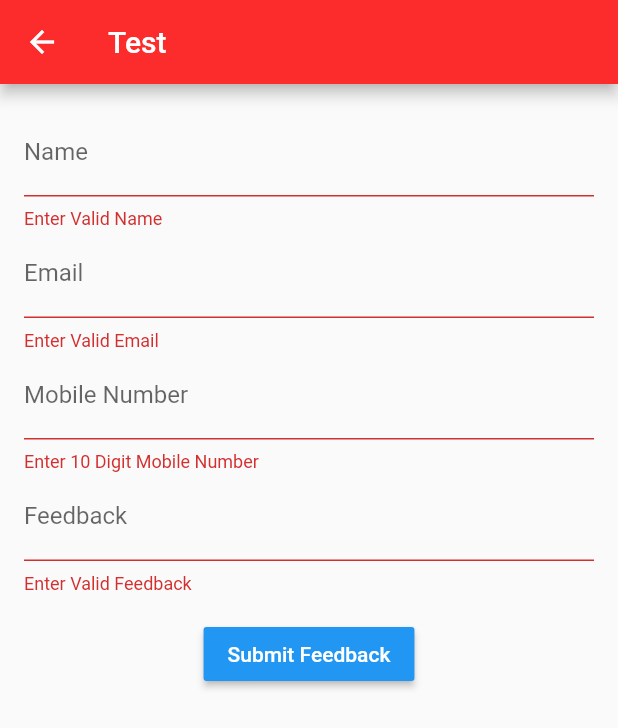
After one commit to diegojuan2104/FranjaRojapp, a Flutter app: the Test screen opened by its route, after a tap on "Submit Feedback", on a phone screen of 412 x 824 dp. The commit adds this screen. Shown: the top 728 px of the screen. Run offline on Flutter 3.47's test engine with Material 2 defaults, Android fonts, the phone set to English and light mode, and no system bars; our stand-ins replace carousel_slider, cloud_firestore, firebase_auth, firebase_core, flutter_spinkit, google_sign_in and 1 more; accounts and stored records are empty.

Commit message:
logo implemented, test google sheets implemented, but it fails

```diff
--- /dev/null
+++ b/lib/models/Test.dart
@@ -0,0 +1,22 @@
+/// FeedbackForm is a data class which stores data fields of Feedback.
+class FeedbackForm {
+  String name;
+  String email;
+  String mobileNo;
+  String feedback;
+
+  FeedbackForm(this.name, this.email, this.mobileNo, this.feedback);
+
+  factory FeedbackForm.fromJson(dynamic json) {
+    return FeedbackForm("${json['name']}", "${json['email']}",
+        "${json['mobileNo']}", "${json['feedback']}");
+  }
+
+  // Method to make GET parameters.
+  Map toJson() => {
+        'name': name,
+        'email': email,
+        'mobileNo': mobileNo,
+        'feedback': feedback
+      };
+}
--- a/lib/screens/main.dart
+++ b/lib/screens/main.dart
@@ -10,6 +10,7 @@ import 'package:franja_rojapp/screens/menu/home.dart';
 import 'package:franja_rojapp/screens/initial_screens/big_button_page.dart';
 import 'package:franja_rojapp/screens/authentication/login.dart';
 import 'package:franja_rojapp/screens/menu/question.dart';
+import 'package:franja_rojapp/screens/test.dart';
 import 'package:franja_rojapp/services/auth.dart';
 import 'package:franja_rojapp/screens/initial_screens/splash_screen.dart';
 import 'package:flutter/services.dart';
@@ -96,6 +97,8 @@ class MyApp extends StatelessWidget {
                   return Glossary();
                 case "/about":
                   return AboutFranjaRoja();
+                case "/test":
+                  return Test();
               }
             });
           }),
--- a/lib/screens/menu/about_franja_roja.dart
+++ b/lib/screens/menu/about_franja_roja.dart
@@ -1,4 +1,5 @@
 import 'package:flutter/material.dart';
+import 'package:franja_rojapp/components/main_appbar.dart';
 import 'package:url_launcher/url_launcher.dart';
 
 class AboutFranjaRoja extends StatelessWidget {
@@ -7,11 +8,13 @@ class AboutFranjaRoja extends StatelessWidget {
   Widget build(BuildContext context) {
     final queryData = MediaQuery.of(context);
     return Scaffold(
-        body: Column(
+        appBar: MainAppBar(),
+        body: SingleChildScrollView(
+          child: Column(
             mainAxisAlignment: MainAxisAlignment.start,
             children: <Widget>[
               SizedBox(
-          height: queryData.size.height * 0.15,
+                height: queryData.size.height * 0.05,
               ),
               Padding(
                   padding: const EdgeInsets.all(10.0),
@@ -60,19 +63,22 @@ Está direccionado a construir un diagnóstico que será base para la creación
               IconButton(
                 icon: Image.asset('assets/images/instagram.png'),
                 iconSize: 50,
-          onPressed: ()async  {
+                onPressed: () async {
                   const url = "https://www.instagram.com/franja.roja/?hl=es-la";
-            if(await canLaunch(url)){
+                  if (await canLaunch(url)) {
                     await launch(url);
-            }else{
+                  } else {
                     throw "Could not launch $url";
                   }
                 },
               ),
             ],
+          ),
         ));
   }
 
   Future _launchURL() async =>
-    await canLaunch("https://www.instagram.com/franja.roja/?hl=es-la") ? await launch("https://www.instagram.com/franja.roja/?hl=es-la") : throw 'Could not launch URL';
+      await canLaunch("https://www.instagram.com/franja.roja/?hl=es-la")
+          ? await launch("https://www.instagram.com/franja.roja/?hl=es-la")
+          : throw 'Could not launch URL';
 }
--- a/lib/screens/menu/home.dart
+++ b/lib/screens/menu/home.dart
@@ -76,7 +76,8 @@ class _HomeState extends State<Home> {
                               title: "Tendedero",
                               icon: Icons.flag,
                               warna: Colors.red,
-                              action: null),
+                              action:  () =>
+                                  {Navigator.pushNamed(context, "/test")}),
                           GridMenu(
                               title: "Glosario Rojo",
                               icon: Icons.book,
--- /dev/null
+++ b/lib/screens/test.dart
@@ -0,0 +1,147 @@
+import 'package:flutter/material.dart';
+import 'package:franja_rojapp/models/Test.dart';
+import 'package:franja_rojapp/services/FormController.dart';
+
+
+class Test extends StatefulWidget {
+  Test({Key key}) : super(key: key);
+
+  final String title ="Test";
+
+  @override
+  _TestState createState() => _TestState();
+}
+
+class _TestState extends State<Test> {
+
+  final _formKey = GlobalKey<FormState>();
+  final _scaffoldKey = GlobalKey<ScaffoldState>();
+
+  // TextField Controllers
+  TextEditingController nameController = TextEditingController();
+  TextEditingController emailController = TextEditingController();
+  TextEditingController mobileNoController = TextEditingController();
+  TextEditingController feedbackController = TextEditingController();
+
+  // Method to Submit Feedback and save it in Google Sheets
+  void _submitForm() {
+    // Validate returns true if the form is valid, or false
+    // otherwise.
+    if (_formKey.currentState.validate()) {
+      // If the form is valid, proceed.
+      FeedbackForm feedbackForm = FeedbackForm(
+          nameController.text,
+          emailController.text,
+          mobileNoController.text,
+          feedbackController.text);
+
+      FormController formController = FormController();
+
+      _showSnackbar("Submitting Feedback");
+
+      // Submit 'feedbackForm' and save it in Google Sheets.
+      formController.submitForm(feedbackForm, (String response) {
+        print("Response: $response");
+        if (response == FormController.STATUS_SUCCESS) {
+          // Feedback is saved succesfully in Google Sheets.
+          _showSnackbar("Feedback Submitted");
+        } else {
+          // Error Occurred while saving data in Google Sheets.
+          _showSnackbar("Error Occurred!");
+        }
+      });
+    }
+  }
+
+  // Method to show snackbar with 'message'.
+  _showSnackbar(String message) {
+      final snackBar = SnackBar(content: Text(message));
+      _scaffoldKey.currentState.showSnackBar(snackBar);
+  }
+
+  @override
+  Widget build(BuildContext context) {
+    return Scaffold(
+      key: _scaffoldKey,
+      resizeToAvoidBottomPadding: false,
+      appBar: AppBar(
+        title: Text(widget.title),
+      ),
+      body: Center(
+          child: Column(
+            mainAxisAlignment: MainAxisAlignment.start,
+            children: <Widget>[
+              Form(
+                key: _formKey,
+                child:
+                  Padding(padding: EdgeInsets.all(16),
+                  child: Column(
+                    crossAxisAlignment: CrossAxisAlignment.start,
+                    children: <Widget>[
+                      TextFormField(
+                        controller: nameController,
+                        validator: (value) {
+                          if (value.isEmpty) {
+                            return 'Enter Valid Name';
+                          }
+                          return null;
+                        },
+                        decoration: InputDecoration(
+                          labelText: 'Name'
+                        ),
+                      ),
+                      TextFormField(
+                        controller: emailController,
+                        validator: (value) {
+                          if (!value.contains("@")) {
+                            return 'Enter Valid Email';
+                          }
+                          return null;
+                        },
+                        keyboardType: TextInputType.emailAddress,
+                        decoration: InputDecoration(
+                          labelText: 'Email'
+                        ),
+                      ),
+                      TextFormField(
+                        controller: mobileNoController,
+                        validator: (value) {
+                          if (value.trim().length != 10) {
+                            return 'Enter 10 Digit Mobile Number';
+                          }
+                          return null;
+                        },
+                        keyboardType: TextInputType.number,
+                        decoration: InputDecoration(
+                          labelText: 'Mobile Number',
+                        ),
+                      ),
+                      TextFormField(
+                        controller: feedbackController,
+                        validator: (value) {
+                          if (value.isEmpty) {
+                            return 'Enter Valid Feedback';
+                          }
+                          return null;
+                        },
+                        keyboardType: TextInputType.multiline,
+                        decoration: InputDecoration(
+                          labelText: 'Feedback'
+                        ),
+                      ),
+                    ],
+                  ),
+                )
+              ),
+              RaisedButton(
+                color: Colors.blue,
+                textColor: Colors.white,
+                onPressed:_submitForm,
+                child: Text('Submit Feedback'),
+              ),
+            ],
+          ),
+        ),
+    );
+  }
+}
--- /dev/null
+++ b/lib/services/FormController.dart
@@ -0,0 +1,34 @@
+import 'dart:convert' as convert;
+import 'package:franja_rojapp/models/Test.dart';
+import 'package:http/http.dart' as http;
+
+/// FormController is a class which does work of saving FeedbackForm in Google Sheets using
+/// HTTP GET request on Google App Script Web URL and parses response and sends result callback.
+class FormController {
+  // Google App Script Web URL.
+  static const String URL =
+      "https://script.google.com/macros/s/AKfycbwoOC58aUSVB8aIBQ9MxM7PNyTJZYhowq6CNVWd6A0dEQ7SX-7Chu43AXD0HarjCoXmHg/exec";
+
+  // Success Status Message
+  static const STATUS_SUCCESS = "SUCCESS";
+
+  /// Async function which saves feedback, parses [feedbackForm] parameters
+  /// and sends HTTP GET request on [URL]. On successful response, [callback] is called.
+  void submitForm(
+      FeedbackForm feedbackForm, void Function(String) callback) async {
+    try {
+      await http.post(URL, body: feedbackForm.toJson()).then((response) async {
+        if (response.statusCode == 302) {
+          var url = response.headers['location'];
+          await http.get(url).then((response) {
+          callback(convert.jsonDecode(response.body)['status']);
+          });
+        } else {
+          callback(convert.jsonDecode(response.body)['status']);
+        }
+      });
+    } catch (e) {
+      print(e);
+    }
+  }
+}
--- a/pubspec.yaml
+++ b/pubspec.yaml
@@ -24,9 +24,8 @@ dependencies:
   flutter:
     sdk: flutter
 
+  http: ^0.12.0+3
 
-  # The following adds the Cupertino Icons font to your application.
-  # Use with the CupertinoIcons class for iOS style icons.
   cupertino_icons: ^0.1.3
   flutter_spinkit: "^4.1.2"
   provider:
```
Also changed, not shown: assets/icons/logo.png (added), pubspec.lock, 29 other files. Lines whose indentation alone changed are shown as unchanged.
